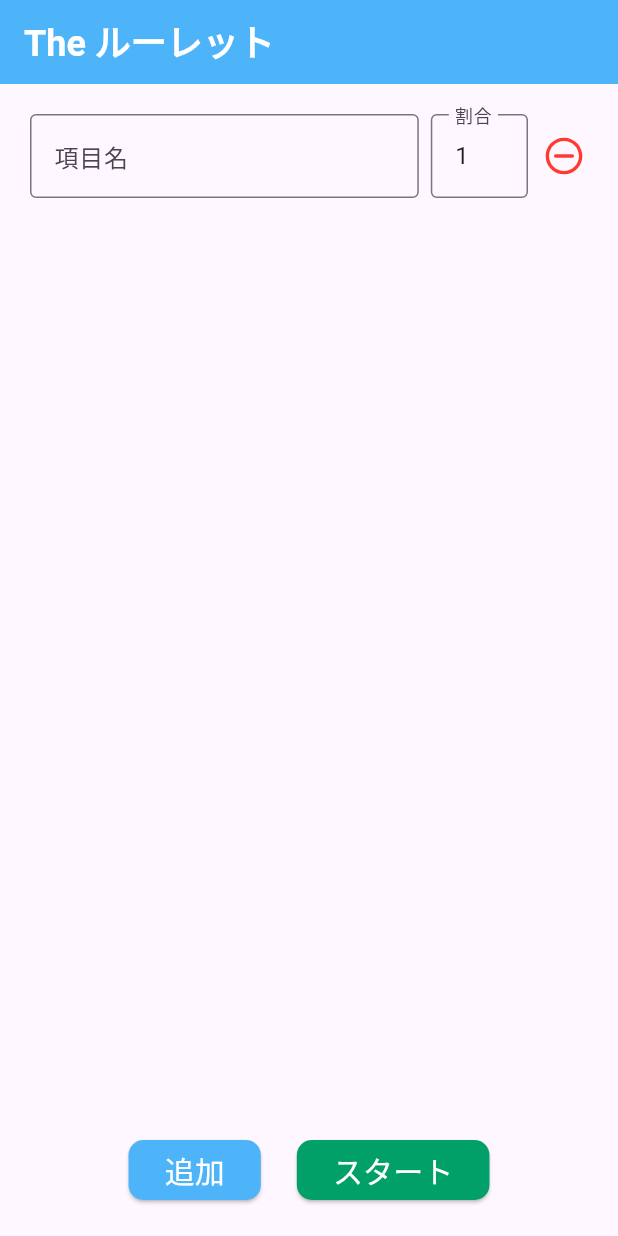
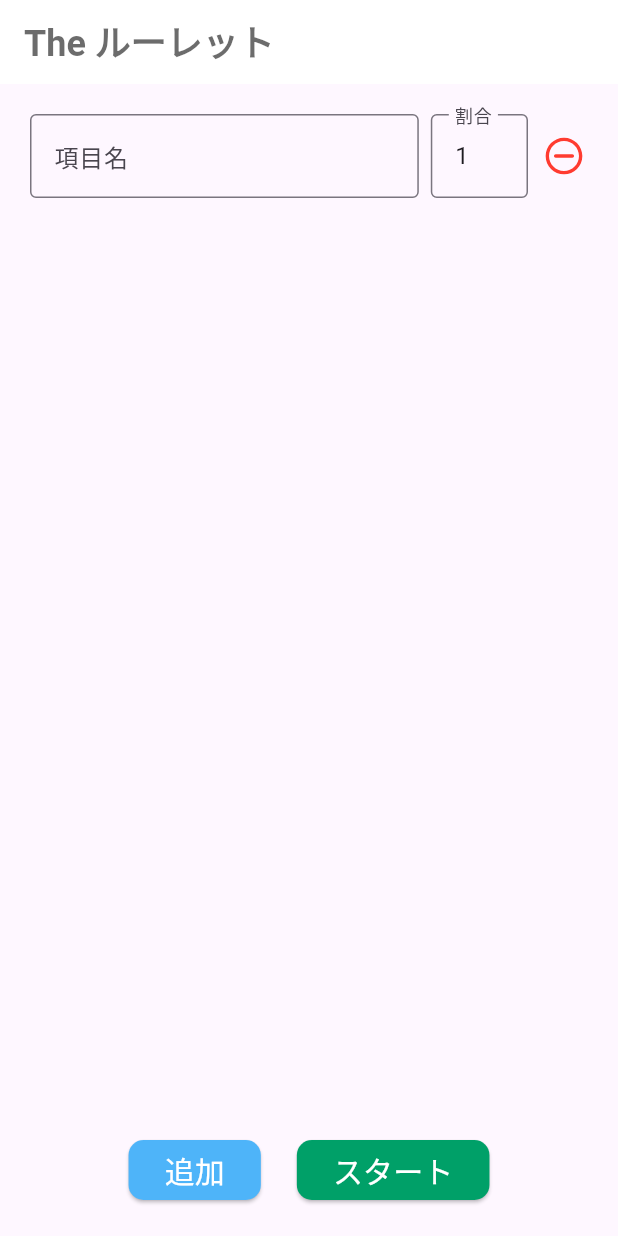
Before and after one commit to iamhrck/the_roulette_app, a Flutter app: the screen it shows after launch, on a phone screen of 412 x 824 dp. Run offline on Flutter 3.47's test engine with Material 3 defaults, Android fonts, the phone set to English and light mode, and no system bars; our stand-ins replace audioplayers, device_preview, equatable, fl_chart, flutter_bloc, flutter_hooks and 1 more.

Commit message:
update app bar design

```diff
--- a/lib/ui/components/app_bar.dart
+++ b/lib/ui/components/app_bar.dart
@@ -10,11 +10,10 @@ class CustomAppBar extends StatelessWidget implements PreferredSizeWidget {
   @override
   Widget build(BuildContext context) {
     return AppBar(
-      backgroundColor: AppColors.blue,
-      iconTheme: const IconThemeData(color: AppColors.white),
+      backgroundColor: AppColors.white,
+      iconTheme: const IconThemeData(color: AppColors.black),
       actionsIconTheme: const IconThemeData(color: AppColors.white),
-      title: Text(title,
-          style: AppTextStyle.headline3.copyWith(color: AppColors.white)),
+      title: Text(title, style: AppTextStyle.headline3),
     );
   }
 
```
